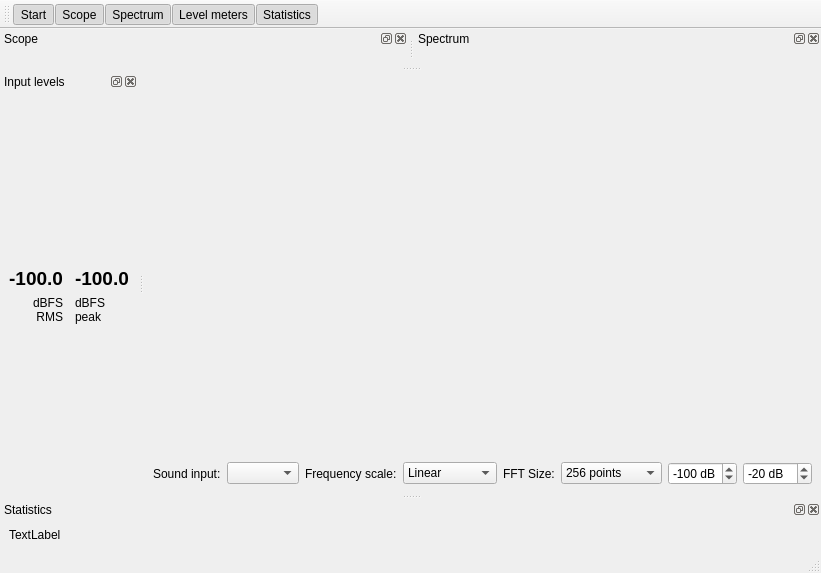
First picture: the form in friture.ui, repository tlecomte/friture, before the edit.
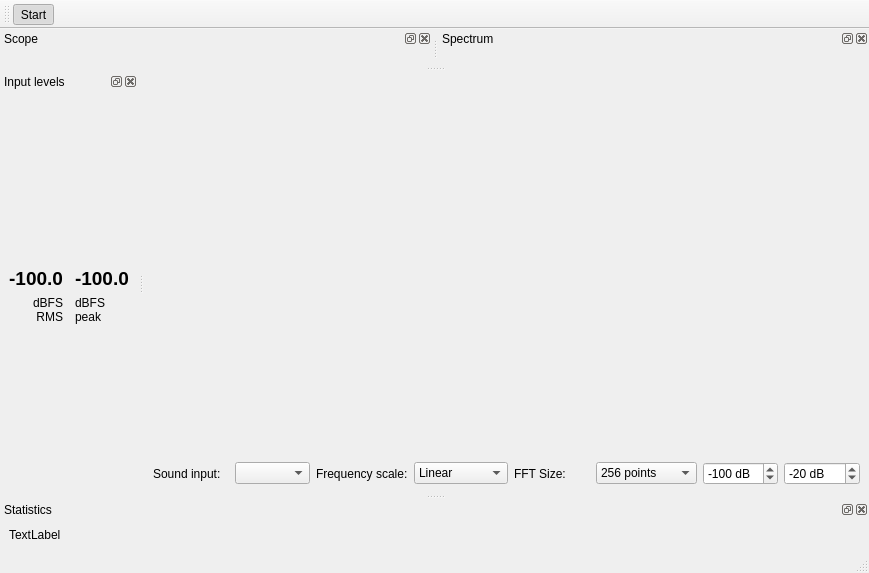
Second picture: the form after the edit. Custom widgets are drawn as their Qt base class.

Commit message: Use QDockWidget::toggleViewAction instead of our own actions with signals and slots.

```diff
--- a/friture.ui
+++ b/friture.ui
@@ -6,7 +6,7 @@
    <rect>
     <x>0</x>
     <y>0</y>
-    <width>719</width>
+    <width>869</width>
     <height>573</height>
    </rect>
   </property>
@@ -286,10 +286,6 @@
     <bool>false</bool>
    </attribute>
    <addaction name="actionStart"/>
-   <addaction name="actionScope"/>
-   <addaction name="actionSpectrum"/>
-   <addaction name="actionLevels"/>
-   <addaction name="actionStatistics"/>
   </widget>
   <widget class="QStatusBar" name="statusBar"/>
   <action name="actionStart">
@@ -306,62 +302,6 @@
     <string>Start/Stop</string>
    </property>
   </action>
-  <action name="actionScope">
-   <property name="checkable">
-    <bool>true</bool>
-   </property>
-   <property name="checked">
-    <bool>true</bool>
-   </property>
-   <property name="text">
-    <string>Scope</string>
-   </property>
-   <property name="toolTip">
-    <string>Toggle scope widget</string>
-   </property>
-  </action>
-  <action name="actionSpectrum">
-   <property name="checkable">
-    <bool>true</bool>
-   </property>
-   <property name="checked">
-    <bool>true</bool>
-   </property>
-   <property name="text">
-    <string>Spectrum</string>
-   </property>
-   <property name="toolTip">
-    <string>Toggle spectrum widget</string>
-   </property>
-  </action>
-  <action name="actionLevels">
-   <property name="checkable">
-    <bool>true</bool>
-   </property>
-   <property name="checked">
-    <bool>true</bool>
-   </property>
-   <property name="text">
-    <string>Level meters</string>
-   </property>
-   <property name="toolTip">
-    <string>Toggle levels widget</string>
-   </property>
-  </action>
-  <action name="actionStatistics">
-   <property name="checkable">
-    <bool>true</bool>
-   </property>
-   <property name="checked">
-    <bool>true</bool>
-   </property>
-   <property name="text">
-    <string>Statistics</string>
-   </property>
-   <property name="toolTip">
-    <string>Toggle statistics widget</string>
-   </property>
-  </action>
  </widget>
  <customwidgets>
   <customwidget>
```
The commit also changes 2 other files.
